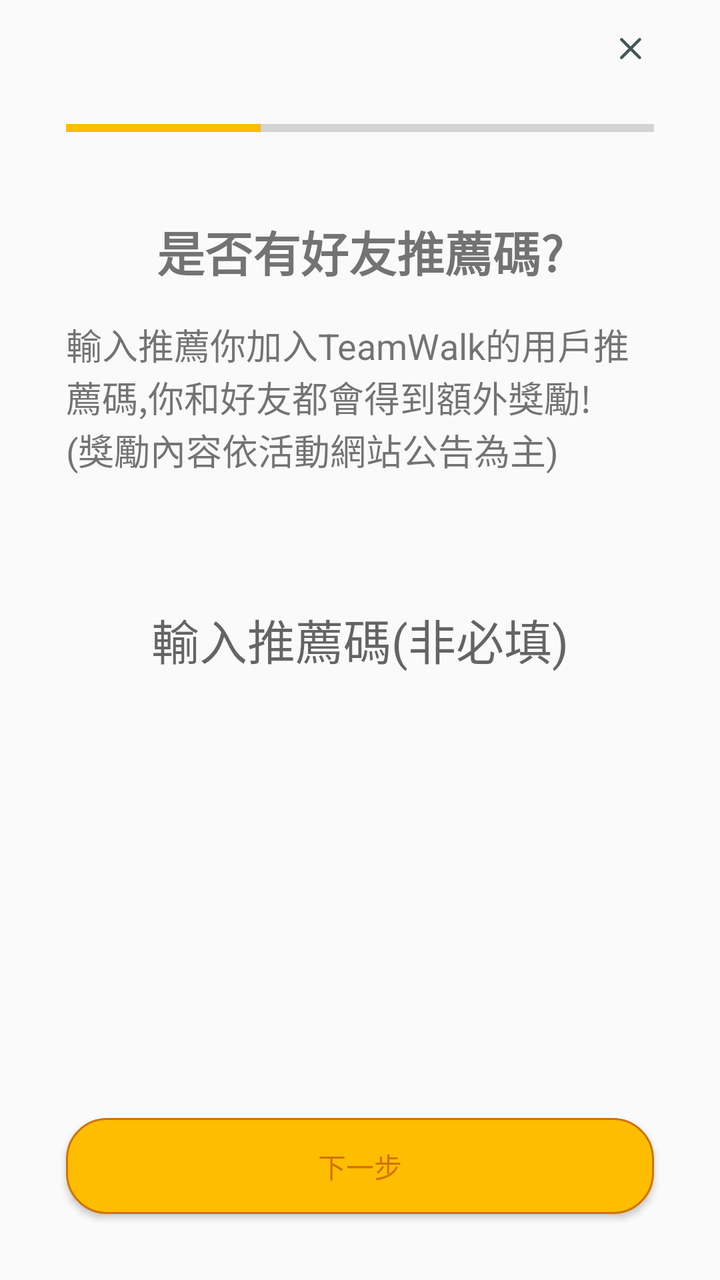
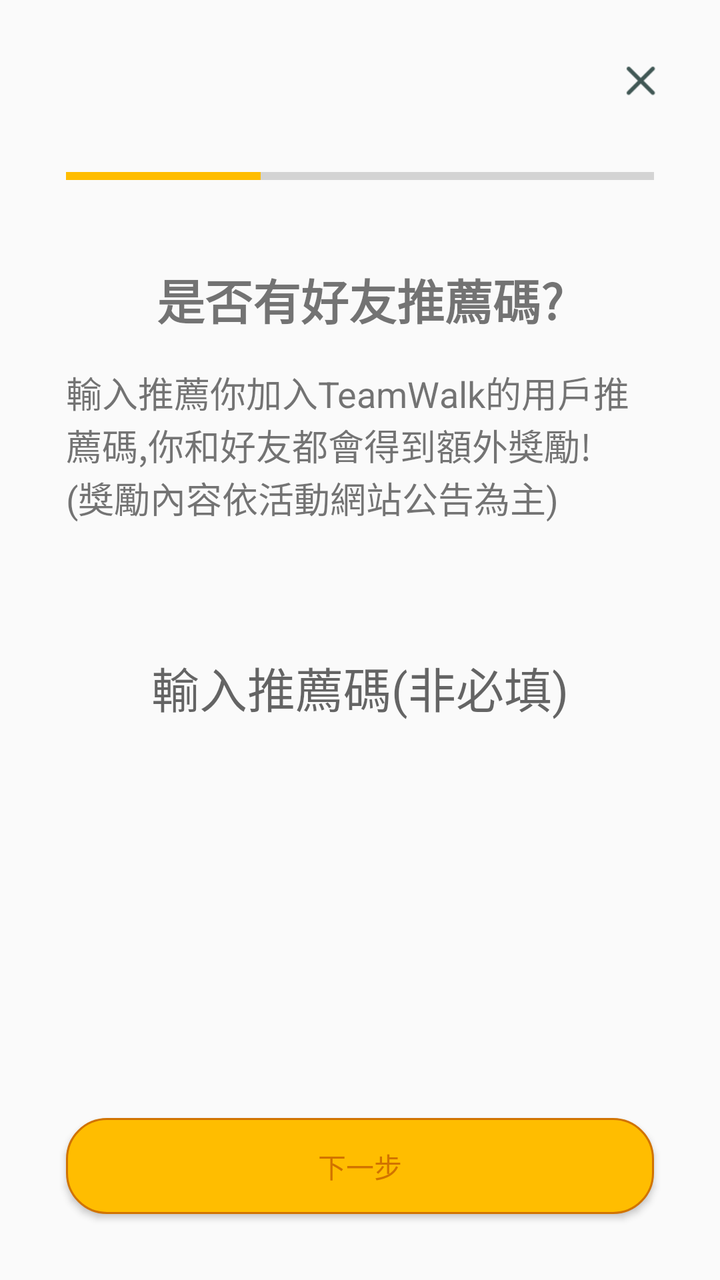

Before-and-after screenshots of an Android layout around one commit, followed by the original layout XML and the change that was made.
<!-- AndroidManifest.xml: application theme Theme.TeamWalk -->
<!-- res/layout/activity_promote.xml -->
<?xml version="1.0" encoding="utf-8"?>
<androidx.constraintlayout.widget.ConstraintLayout xmlns:android="http://schemas.android.com/apk/res/android"
    xmlns:app="http://schemas.android.com/apk/res-auto"
    xmlns:tools="http://schemas.android.com/tools"
    android:layout_width="match_parent"
    android:layout_height="match_parent"
    tools:context=".ui.onboarding.PromoteActivity">

    <Button
        android:id="@+id/onboarding_skip_button"
        android:layout_width="0dp"
        android:layout_height="wrap_content"
        android:layout_marginEnd="16pt"
        android:layout_marginBottom="8dp"
        android:background="@android:color/transparent"
        android:drawableEnd="@drawable/close"
        app:layout_constraintBottom_toTopOf="@+id/progressBar"
        app:layout_constraintEnd_toEndOf="parent"
        app:layout_constraintTop_toTopOf="parent" />

    <ProgressBar
        android:id="@+id/progressBar"
        style="?android:attr/progressBarStyleHorizontal"
        android:layout_width="0dp"
        android:layout_height="wrap_content"
        android:layout_marginStart="16pt"
        android:layout_marginTop="8dp"
        android:layout_marginEnd="16pt"
        android:progress="33"
        android:progressTint="@color/colorPrimary"
        app:layout_constraintEnd_toEndOf="parent"
        app:layout_constraintStart_toStartOf="parent"
        app:layout_constraintTop_toBottomOf="@+id/onboarding_skip_button" />

    <TextView
        android:id="@+id/textView"
        android:layout_width="wrap_content"
        android:layout_height="wrap_content"
        android:layout_marginStart="16pt"
        android:layout_marginTop="36dp"
        android:layout_marginEnd="16pt"
        android:layout_marginBottom="16dp"
        android:text="@string/onboard_promote"
        android:textSize="24sp"
        android:textStyle="bold"
        app:layout_constraintEnd_toEndOf="parent"
        app:layout_constraintStart_toStartOf="parent"
        app:layout_constraintTop_toBottomOf="@+id/progressBar" />

    <TextView
        android:id="@+id/textView2"
        android:layout_width="0dp"
        android:layout_height="wrap_content"
        android:layout_marginStart="16pt"
        android:layout_marginTop="16dp"
        android:layout_marginEnd="16pt"
        android:text="@string/onboard_promote_text"
        android:textSize="18sp"
        app:layout_constraintEnd_toEndOf="parent"
        app:layout_constraintStart_toStartOf="parent"
        app:layout_constraintTop_toBottomOf="@+id/textView" />

    <ImageButton
        android:id="@+id/onboarding_imageView_info"
        android:layout_width="wrap_content"
        android:layout_height="wrap_content"
        android:layout_marginStart="4dp"
        android:layout_marginTop="44dp"
        android:background="@android:color/transparent"
        android:visibility="gone"
        app:layout_constraintStart_toEndOf="@+id/textView"
        app:layout_constraintTop_toBottomOf="@+id/progressBar"
        app:srcCompat="@drawable/info_icon" />


    <EditText
        android:id="@+id/onboarding_editText_promote_code"
        android:layout_width="wrap_content"
        android:layout_height="wrap_content"
        android:layout_marginStart="24dp"
        android:layout_marginTop="64dp"
        android:layout_marginEnd="24dp"
        android:background="@android:color/transparent"
        android:digits="0123456789abcdefghijklmnopqrstuvwxyzABCDEFGHIJKLMNOPQRSTUVWXYZ"
        android:ems="10"
        android:hint="@string/onboard_promote_editText"
        android:imeOptions="actionDone"
        android:inputType="text"
        android:maxLines="1"
        android:singleLine="true"
        android:maxLength="8"
        android:textAlignment="center"
        android:textSize="24sp"
        app:layout_constraintEnd_toEndOf="parent"
        app:layout_constraintStart_toStartOf="parent"
        app:layout_constraintTop_toBottomOf="@+id/textView2" />


    <Button
        android:id="@+id/onboarding_next_button"
        android:layout_width="match_parent"
        android:layout_height="wrap_content"
        android:layout_marginStart="16pt"
        android:layout_marginEnd="16pt"
        android:layout_marginBottom="16pt"
        android:background="@drawable/button_style"
        android:elevation="3dp"
        android:text="@string/next_step"
        android:textColor="@color/colorLinkText"
        app:layout_constraintBottom_toBottomOf="parent"
        app:layout_constraintEnd_toEndOf="parent"
        app:layout_constraintStart_toStartOf="parent" />

</androidx.constraintlayout.widget.ConstraintLayout>
<!-- resources referenced by this layout -->
<resources>
  <color name="colorLinkText">#d17300</color>
  <color name="colorPrimary">#ffbd00</color>
  <!-- drawable button_style (drawable) -->
  <?xml version="1.0" encoding="utf-8"?>
  <shape xmlns:android="http://schemas.android.com/apk/res/android" android:shape="rectangle">
      <solid android:color="#ffbd00"/>
      <stroke android:width="1dp" android:color="#d17300" />
      <corners android:radius="20dp"/>
  </shape>
  <!-- drawable close: png bitmap (drawable-mdpi, 419 bytes) -->
  <!-- drawable info_icon: png bitmap (drawable-mdpi, 555 bytes) -->
  <string name="next_step">下一步</string>
  <string name="onboard_promote">是否有好友推薦碼?</string>
  <string name="onboard_promote_editText">輸入推薦碼(非必填)</string>
  <string name="onboard_promote_text">輸入推薦你加入TeamWalk的用戶推薦碼,你和好友都會得到額外獎勵!\n(獎勵內容依活動網站公告為主)</string>
  <style name="Theme.TeamWalk" parent="Base.Theme.TeamWalk" />
  <style name="Base.Theme.TeamWalk" parent="Theme.AppCompat.Light.NoActionBar">
  
  
  
  
  
  
          <item name="colorPrimary">@color/colorPrimary</item>
          <item name="colorPrimaryDark">@color/colorPrimaryDark</item>
          <item name="colorAccent">@color/colorAccent</item>
      </style>
  <color name="colorPrimaryDark">#d17300</color>
  <color name="colorAccent">#03DAC5</color>
</resources>

<!-- the commit's change to res/layout/activity_promote.xml (unified diff, before → after) -->
@@ -6,17 +6,52 @@
     android:layout_height="match_parent"
     tools:context=".ui.onboarding.PromoteActivity">
 
-    <Button
+    <LinearLayout
+        android:id="@+id/back"
+        android:layout_width="wrap_content"
+        android:layout_height="0dp"
+        android:gravity="center_vertical"
+        android:orientation="horizontal"
+        android:paddingStart="@dimen/base2"
+        android:paddingEnd="@dimen/base2"
+        android:visibility="gone"
+        app:layout_constraintBottom_toBottomOf="@+id/onboarding_skip_button"
+        app:layout_constraintEnd_toStartOf="@+id/onboarding_skip_button"
+        app:layout_constraintHorizontal_bias="0"
+        app:layout_constraintStart_toStartOf="parent"
+        app:layout_constraintTop_toTopOf="@+id/onboarding_skip_button">
+
+        <ImageButton
+            android:layout_width="@dimen/base4"
+            android:layout_height="@dimen/base4"
+            android:background="@android:color/transparent"
+            android:contentDescription="@string/go_back"
+            android:scaleType="fitXY"
+            app:srcCompat="@drawable/back"
+            app:tint="@color/blue_onboarding_back" />
+
+        <TextView
+            android:layout_width="wrap_content"
+            android:layout_height="wrap_content"
+            android:text="@string/go_back"
+            android:textSize="@dimen/text_17sp"
+            android:textColor="@color/blue_onboarding_back" />
+
+    </LinearLayout>
+
+    <ImageButton
         android:id="@+id/onboarding_skip_button"
-        android:layout_width="0dp"
-        android:layout_height="wrap_content"
-        android:layout_marginEnd="16pt"
-        android:layout_marginBottom="8dp"
+        android:layout_width="@dimen/base6"
+        android:layout_height="@dimen/base6"
+        android:layout_marginStart="@dimen/base2"
+        android:layout_marginTop="@dimen/base2"
+        android:layout_marginEnd="@dimen/base2"
         android:background="@android:color/transparent"
-        android:drawableEnd="@drawable/close"
-        app:layout_constraintBottom_toTopOf="@+id/progressBar"
+        android:padding="@dimen/base1"
+        android:scaleType="fitXY"
         app:layout_constraintEnd_toEndOf="parent"
-        app:layout_constraintTop_toTopOf="parent" />
+        app:layout_constraintTop_toTopOf="parent"
+        app:srcCompat="@drawable/close" />
 
     <ProgressBar
         android:id="@+id/progressBar"
@@ -24,7 +59,7 @@
         android:layout_width="0dp"
         android:layout_height="wrap_content"
         android:layout_marginStart="16pt"
-        android:layout_marginTop="8dp"
+        android:layout_marginTop="@dimen/base2"
         android:layout_marginEnd="16pt"
         android:progress="33"
         android:progressTint="@color/colorPrimary"
@@ -86,9 +121,9 @@
         android:hint="@string/onboard_promote_editText"
         android:imeOptions="actionDone"
         android:inputType="text"
+        android:maxLength="8"
         android:maxLines="1"
         android:singleLine="true"
-        android:maxLength="8"
         android:textAlignment="center"
         android:textSize="24sp"
         app:layout_constraintEnd_toEndOf="parent"
<!-- resource entries referenced after the edit -->
@@ -1,7 +1,14 @@
 <!-- resources referenced by this layout -->
 <resources>
+  <color name="blue_onboarding_back">#4183E6</color>
   <color name="colorLinkText">#d17300</color>
   <color name="colorPrimary">#ffbd00</color>
+  <dimen name="base1">8dp</dimen>
+  <dimen name="base2">16dp</dimen>
+  <dimen name="base4">32dp</dimen>
+  <dimen name="base6">48dp</dimen>
+  <dimen name="text_17sp">17sp</dimen>
+  <!-- drawable back: png bitmap (drawable-mdpi, 289 bytes) -->
   <!-- drawable button_style (drawable) -->
   <?xml version="1.0" encoding="utf-8"?>
   <shape xmlns:android="http://schemas.android.com/apk/res/android" android:shape="rectangle">
@@ -11,6 +18,7 @@
   </shape>
   <!-- drawable close: png bitmap (drawable-mdpi, 419 bytes) -->
   <!-- drawable info_icon: png bitmap (drawable-mdpi, 555 bytes) -->
+  <string name="go_back">返回</string>
   <string name="next_step">下一步</string>
   <string name="onboard_promote">是否有好友推薦碼?</string>
   <string name="onboard_promote_editText">輸入推薦碼(非必填)</string>
